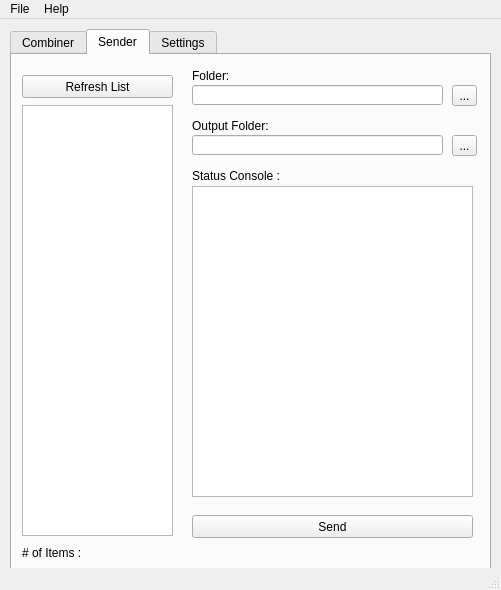
The window that QBICST.ui (maxitule3/Invoice-Combine-Send) describes before a commit, drawn with Qt 5.
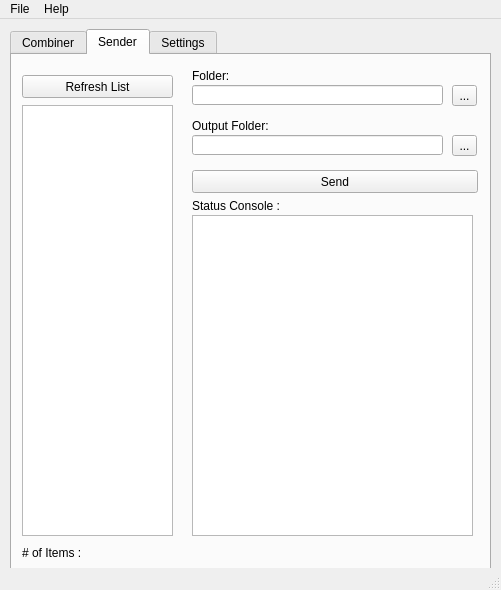
The same window after the commit. The open tabs and pages were chosen to show the change.

Patch:
```diff
--- a/QBICST.ui
+++ b/QBICST.ui
@@ -251,8 +251,8 @@
       <property name="geometry">
        <rect>
         <x>180</x>
-        <y>460</y>
-        <width>281</width>
+        <y>115</y>
+        <width>286</width>
         <height>23</height>
        </rect>
       </property>
@@ -264,7 +264,7 @@
       <property name="geometry">
        <rect>
         <x>180</x>
-        <y>110</y>
+        <y>140</y>
         <width>91</width>
         <height>21</height>
        </rect>
@@ -306,16 +306,6 @@
        <string># of Items :</string>
       </property>
      </widget>
-     <widget class="QTextBrowser" name="textBrowser_2">
-      <property name="geometry">
-       <rect>
-        <x>180</x>
-        <y>131</y>
-        <width>281</width>
-        <height>311</height>
-       </rect>
-      </property>
-     </widget>
      <widget class="QToolButton" name="toolButton_3">
       <property name="geometry">
        <rect>
@@ -368,6 +358,19 @@
        <string/>
       </property>
      </widget>
+     <widget class="QTextEdit" name="textEdit_2">
+      <property name="geometry">
+       <rect>
+        <x>180</x>
+        <y>160</y>
+        <width>281</width>
+        <height>321</height>
+       </rect>
+      </property>
+      <property name="readOnly">
+       <bool>true</bool>
+      </property>
+     </widget>
     </widget>
     <widget class="QWidget" name="tab_3">
      <attribute name="title">
```
Left out of the diff: 22 changed lines with no effect on the pictures.
